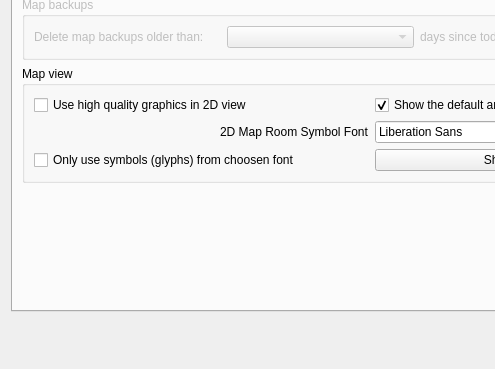
This is src/ui/profile_preferences.ui in Mudlet/Mudlet as Qt 5 draws it before an edit; both pictures show x 0 to 495 and y 299 to 668 of the 744 by 668 pixel window. The edited form follows.
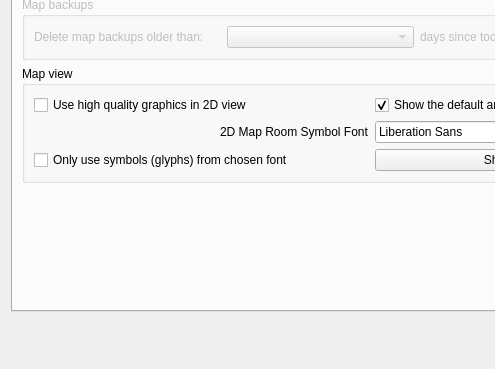
This is the edited form. The open tabs and pages were chosen to show the change. Icons and pictures are not drawn. Custom widgets are drawn as their Qt base class.

The edit to the form file:
```diff
--- a/src/ui/profile_preferences.ui
+++ b/src/ui/profile_preferences.ui
@@ -1717,7 +1717,7 @@
           <item row="3" column="0">
            <widget class="QCheckBox" name="checkBox_onlyUseChoosenFont">
             <property name="text">
-             <string>Only use symbols (glyphs) from choosen font</string>
+             <string>Only use symbols (glyphs) from chosen font</string>
             </property>
            </widget>
           </item>
```
Left out of the diff: 2 changed lines with no effect on the pictures.
